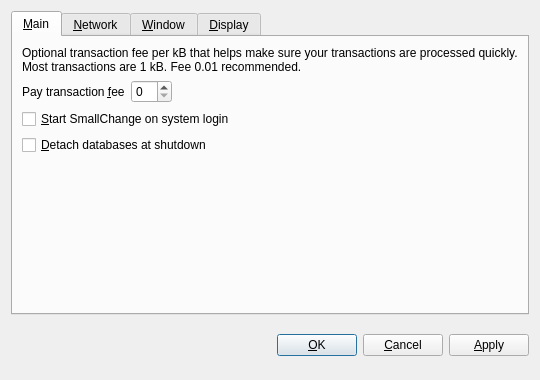
The window that src/qt/forms/optionsdialog.ui (hodachung1709/crecoin2) describes before a commit, drawn with Qt 5.
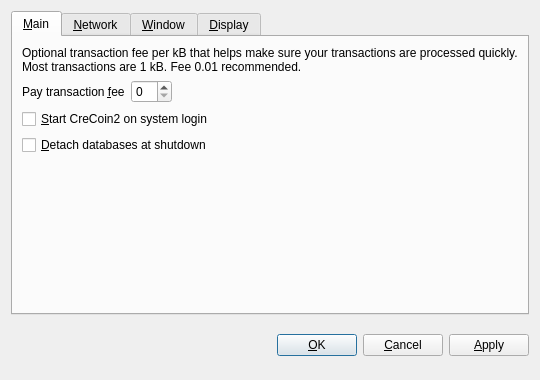
The same window after the commit. The open tabs and pages were chosen to show the change. Custom widgets are drawn as their Qt base class.

What changed in the file:
```diff
--- a/src/qt/forms/optionsdialog.ui
+++ b/src/qt/forms/optionsdialog.ui
@@ -82,7 +82,7 @@
           <string>Automatically start SmallChange after logging in to the system.</string>
          </property>
          <property name="text">
-          <string>&amp;Start SmallChange on system login</string>
+          <string>&amp;Start CreCoin2 on system login</string>
          </property>
         </widget>
        </item>
```
Left out of the diff: 10 changed lines with no effect on the pictures.
